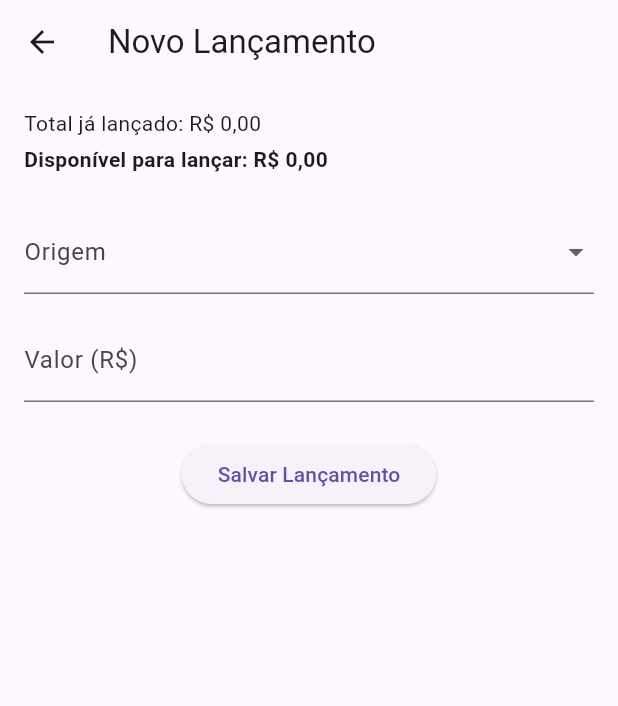
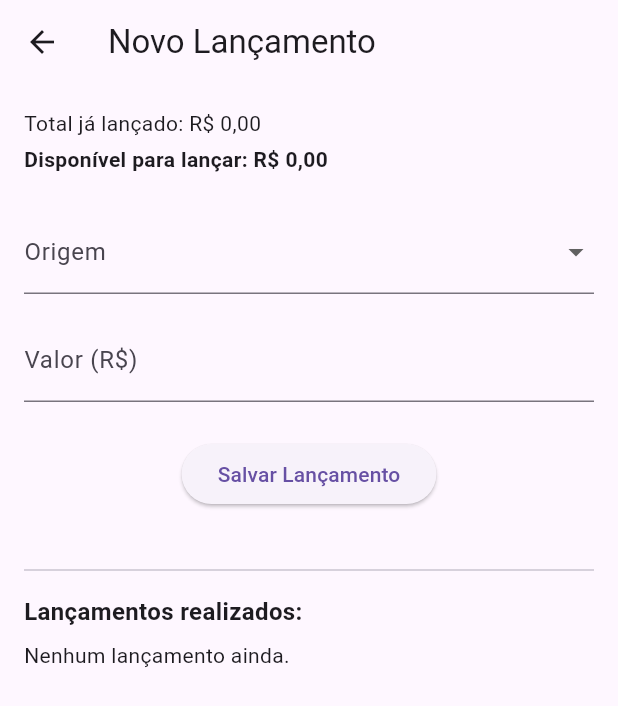
Before and after one commit to raphael1928/despesas, a Flutter app: the GoalDepositPage screen opened directly with empty values, on a phone screen of 412 x 824 dp. Shown: the top 706 px of the screen. Run offline on Flutter 3.47's test engine with Material 3 defaults, Android fonts, the phone set to English and light mode, and no system bars; our stand-ins replace brasil_fields, cloud_firestore, connectivity_plus, firebase_core, fl_chart, flutter_masked_text2 and 2 more; accounts and stored records are empty; generated files the repository leaves out were written again.

Commit message:
Adicionando tela de Objetivos

```diff
--- a/lib/features/goals/presentation/views/goal_deposit_page.dart
+++ b/lib/features/goals/presentation/views/goal_deposit_page.dart
@@ -59,17 +59,23 @@ class _GoalDepositPageState extends State<GoalDepositPage> {
   }
 
   Future<void> _salvar() async {
-    if (!_formKey.currentState!.validate() || _origemSelecionada == null) return;
+    if (!_formKey.currentState!.validate() || _origemSelecionada == null)
+      return;
 
-    final valor = UtilBrasilFields.converterMoedaParaDouble(_valorController.text);
+    final valor = UtilBrasilFields.converterMoedaParaDouble(
+      _valorController.text,
+    );
     final disponivel = (_valorMeta - _totalLancado).clamp(0, double.infinity);
 
     if (valor > disponivel) {
       await showDialog(
         context: context,
-        builder: (ctx) => AlertDialog(
+        builder:
+            (ctx) => AlertDialog(
               title: const Text('Valor excedido'),
-          content: Text('Você só pode lançar até ${_formatador.format(disponivel)}.'),
+              content: Text(
+                'Você só pode lançar até ${_formatador.format(disponivel)}.',
+              ),
               actions: [
                 TextButton(
                   onPressed: () => Navigator.of(ctx).pop(),
@@ -99,9 +105,7 @@ class _GoalDepositPageState extends State<GoalDepositPage> {
   @override
   Widget build(BuildContext context) {
     if (_carregando) {
-      return const Scaffold(
-        body: Center(child: CircularProgressIndicator()),
-      );
+      return const Scaffold(body: Center(child: CircularProgressIndicator()));
     }
 
     final disponivel = (_valorMeta - _totalLancado).clamp(0, double.infinity);
@@ -130,11 +134,14 @@ class _GoalDepositPageState extends State<GoalDepositPage> {
                   DropdownButtonFormField<String>(
                     decoration: const InputDecoration(labelText: 'Origem'),
                     value: _origemSelecionada,
-                    items: _opcoesOrigem.map((op) {
+                    items:
+                        _opcoesOrigem.map((op) {
                           return DropdownMenuItem(value: op, child: Text(op));
                         }).toList(),
-                    onChanged: (value) => setState(() => _origemSelecionada = value),
-                    validator: (value) => value == null ? 'Selecione a origem' : null,
+                    onChanged:
+                        (value) => setState(() => _origemSelecionada = value),
+                    validator:
+                        (value) => value == null ? 'Selecione a origem' : null,
                   ),
                   const SizedBox(height: 16),
                   TextFormField(
@@ -145,8 +152,11 @@ class _GoalDepositPageState extends State<GoalDepositPage> {
                       FilteringTextInputFormatter.digitsOnly,
                       CentavosInputFormatter(moeda: true),
                     ],
-                    validator: (value) =>
-                    value == null || value.isEmpty ? 'Informe o valor' : null,
+                    validator:
+                        (value) =>
+                            value == null || value.isEmpty
+                                ? 'Informe o valor'
+                                : null,
                   ),
                   const SizedBox(height: 24),
                   ElevatedButton(
@@ -156,6 +166,98 @@ class _GoalDepositPageState extends State<GoalDepositPage> {
                 ],
               ),
             ),
+            const SizedBox(height: 32),
+            const Divider(),
+            const SizedBox(height: 8),
+            const Text(
+              'Lançamentos realizados:',
+              style: TextStyle(fontSize: 16, fontWeight: FontWeight.bold),
+            ),
+            const SizedBox(height: 8),
+
+            StreamBuilder<QuerySnapshot>(
+              stream:
+                  FirebaseFirestore.instance
+                      .collection('users')
+                      .doc(widget.usuario)
+                      .collection('goals')
+                      .doc(widget.goalId)
+                      .collection('lancamentos')
+                      .orderBy('criadoEm', descending: true)
+                      .snapshots(),
+              builder: (context, snapshot) {
+                if (!snapshot.hasData) {
+                  return const Center(child: CircularProgressIndicator());
+                }
+
+                final docs = snapshot.data!.docs;
+
+                if (docs.isEmpty) {
+                  return const Text('Nenhum lançamento ainda.');
+                }
+
+                return ListView.separated(
+                  shrinkWrap: true,
+                  physics: const NeverScrollableScrollPhysics(),
+                  itemCount: docs.length,
+                  separatorBuilder: (_, __) => const Divider(height: 1),
+                  itemBuilder: (context, index) {
+                    final data = docs[index].data() as Map<String, dynamic>;
+                    final id = docs[index].id;
+                    final valor = (data['valor'] as num?)?.toDouble() ?? 0.0;
+                    final origem = data['origem'] ?? '---';
+                    final dataStr =
+                        data['criadoEm']?.toString().split('T').first ?? '';
+
+                    return ListTile(
+                      contentPadding: EdgeInsets.zero,
+                      title: Text(
+                        '${NumberFormat.currency(locale: 'pt_BR', symbol: 'R\$').format(valor)}',
+                      ),
+                      subtitle: Text('Origem: $origem • $dataStr'),
+                      trailing: IconButton(
+                        icon: const Icon(Icons.delete, color: Colors.red),
+                        onPressed: () async {
+                          final confirmar = await showDialog<bool>(
+                            context: context,
+                            builder:
+                                (ctx) => AlertDialog(
+                                  title: const Text('Excluir lançamento'),
+                                  content: const Text(
+                                    'Deseja excluir este lançamento?',
+                                  ),
+                                  actions: [
+                                    TextButton(
+                                      onPressed:
+                                          () => Navigator.of(ctx).pop(false),
+                                      child: const Text('Cancelar'),
+                                    ),
+                                    ElevatedButton(
+                                      onPressed:
+                                          () => Navigator.of(ctx).pop(true),
+                                      child: const Text('Excluir'),
+                                    ),
+                                  ],
+                                ),
+                          );
+
+                          if (confirmar == true) {
+                            await FirebaseFirestore.instance
+                                .collection('users')
+                                .doc(widget.usuario)
+                                .collection('goals')
+                                .doc(widget.goalId)
+                                .collection('lancamentos')
+                                .doc(id)
+                                .delete();
+                          }
+                        },
+                      ),
+                    );
+                  },
+                );
+              },
+            ),
           ],
         ),
       ),
--- a/lib/features/goals/presentation/views/goals_page.dart
+++ b/lib/features/goals/presentation/views/goals_page.dart
@@ -67,8 +67,8 @@ class GoalsPage extends StatelessWidget {
               final valor = (data['valor'] as num?)?.toDouble() ?? 0.0;
               final icone = IconData(data['icone'] ?? Icons.flag.codePoint, fontFamily: 'MaterialIcons');
 
-              return FutureBuilder<QuerySnapshot>(
-                future: goalsRef.doc(doc.id).collection('lancamentos').get(),
+              return StreamBuilder<QuerySnapshot>(
+                stream: goalsRef.doc(doc.id).collection('lancamentos').snapshots(),
                 builder: (context, lancSnapshot) {
                   final lancDocs = lancSnapshot.data?.docs ?? [];
                   final somaLancamentos = lancDocs.fold<double>(
```
Also changed, not shown: 1 other file. Lines whose indentation alone changed are shown as unchanged.
